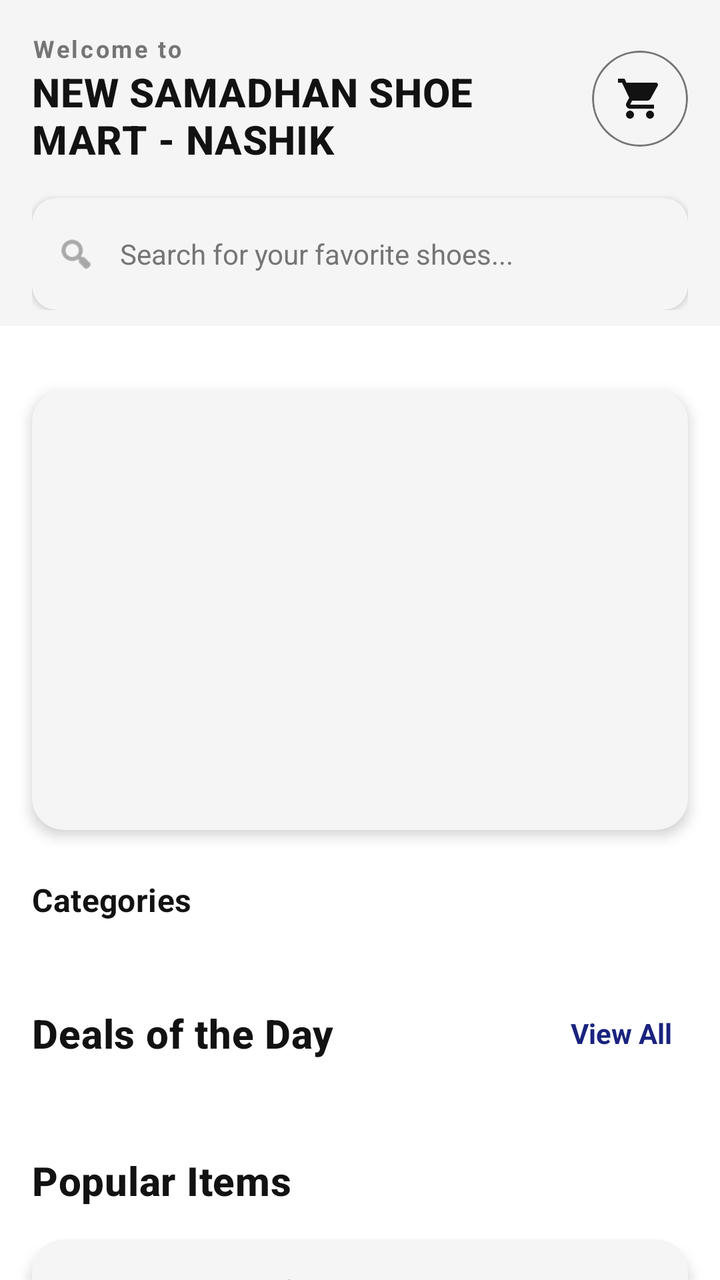
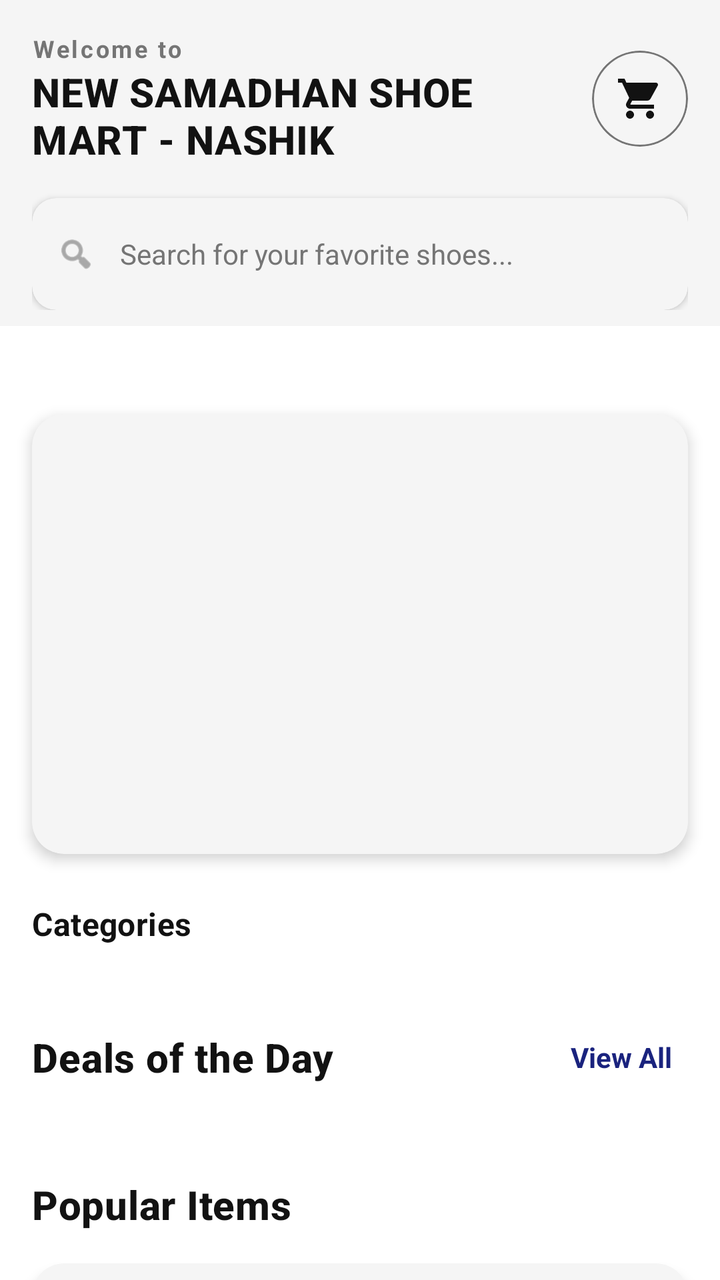

Screens rendered from an Android XML layout before and after an edit, with the pre-edit source and the edit as a unified diff.
<!-- AndroidManifest.xml: application theme Theme.NewSamadhanShoeMart.Splash -->
<!-- res/layout/fragment_home.xml -->
<?xml version="1.0" encoding="utf-8"?>
<androidx.coordinatorlayout.widget.CoordinatorLayout xmlns:android="http://schemas.android.com/apk/res/android"
    xmlns:app="http://schemas.android.com/apk/res-auto"
    xmlns:tools="http://schemas.android.com/tools"
    android:layout_width="match_parent"
    android:layout_height="match_parent"
    android:background="?attr/android:windowBackground"
    tools:context=".ui.home.HomeFragment">

    <com.google.android.material.appbar.AppBarLayout
        android:layout_width="match_parent"
        android:layout_height="wrap_content"
        android:background="?attr/colorSurface"
        app:elevation="0dp">

        <LinearLayout
            android:layout_width="match_parent"
            android:layout_height="wrap_content"
            android:orientation="vertical"
            android:paddingHorizontal="16dp"
            android:paddingTop="16dp"
            android:paddingBottom="8dp">

            <LinearLayout
                android:layout_width="match_parent"
                android:layout_height="wrap_content"
                android:gravity="center_vertical"
                android:orientation="horizontal">

                <LinearLayout
                    android:layout_width="0dp"
                    android:layout_height="wrap_content"
                    android:layout_weight="1"
                    android:orientation="vertical">
                    <TextView
                        android:layout_width="wrap_content"
                        android:layout_height="wrap_content"
                        android:text="@string/welcome_to"
                        android:textAppearance="@style/TextAppearance.MaterialComponents.Caption"
                        android:textColor="@color/gray_text"
                        android:textStyle="bold"
                        android:letterSpacing="0.1"/>
                    <TextView
                        android:id="@+id/tv_home_brand_name"
                        android:layout_width="wrap_content"
                        android:layout_height="wrap_content"
                        android:text="@string/nav_header_title"
                        android:textAppearance="@style/TextAppearance.MaterialComponents.Headline6"
                        android:textColor="?attr/colorOnSurface"
                        android:textStyle="bold" />
                </LinearLayout>

                <com.google.android.material.card.MaterialCardView
                    android:id="@+id/card_cart"
                    android:layout_width="48dp"
                    android:layout_height="48dp"
                    app:cardCornerRadius="24dp"
                    app:cardElevation="0dp"
                    app:strokeWidth="1dp"
                    app:strokeColor="@color/gray_text">
                    <ImageButton
                        android:id="@+id/btn_cart_top"
                        android:layout_width="match_parent"
                        android:layout_height="match_parent"
                        android:background="?attr/selectableItemBackground"
                        android:padding="12dp"
                        android:scaleType="fitCenter"
                        android:src="@drawable/ic_cart_24"
                        android:contentDescription="@string/menu_cart"
                        app:tint="?attr/colorOnSurface" />
                </com.google.android.material.card.MaterialCardView>
            </LinearLayout>

            <com.google.android.material.card.MaterialCardView
                android:id="@+id/search_card"
                android:layout_width="match_parent"
                android:layout_height="wrap_content"
                android:layout_marginTop="16dp"
                app:cardCornerRadius="12dp"
                app:cardElevation="2dp"
                app:strokeWidth="0dp">

                <LinearLayout
                    android:layout_width="match_parent"
                    android:layout_height="wrap_content"
                    android:gravity="center_vertical"
                    android:orientation="horizontal"
                    android:paddingHorizontal="12dp"
                    android:minHeight="48dp"
                    android:paddingVertical="4dp">

                    <ImageView
                        android:layout_width="20dp"
                        android:layout_height="20dp"
                        android:src="@android:drawable/ic_menu_search"
                        android:importantForAccessibility="no"
                        app:tint="@color/gray_text" />

                    <EditText
                        android:id="@+id/search_edit_text"
                        android:layout_width="match_parent"
                        android:layout_height="wrap_content"
                        android:background="@android:color/transparent"
                        android:hint="@string/hint_search_shoes"
                        android:textColorHint="@color/gray_text"
                        android:textColor="?attr/colorOnSurface"
                        android:imeOptions="actionSearch"
                        android:importantForAutofill="yes"
                        android:autofillHints="name"
                        android:inputType="text"
                        android:maxLines="1"
                        android:minHeight="48dp"
                        android:padding="12dp"
                        android:textSize="14sp" />
                </LinearLayout>
            </com.google.android.material.card.MaterialCardView>
        </LinearLayout>
    </com.google.android.material.appbar.AppBarLayout>

    <androidx.core.widget.NestedScrollView
        android:id="@+id/home_scroll_view"
        android:layout_width="match_parent"
        android:layout_height="match_parent"
        android:background="?attr/android:windowBackground"
        app:layout_behavior="@string/appbar_scrolling_view_behavior">

        <LinearLayout
            android:layout_width="match_parent"
            android:layout_height="wrap_content"
            android:orientation="vertical"
            android:paddingBottom="80dp">

            
            <com.google.android.material.card.MaterialCardView
                android:layout_width="match_parent"
                android:layout_height="wrap_content"
                android:layout_marginHorizontal="16dp"
                android:layout_marginTop="16dp"
                app:cardCornerRadius="16dp"
                app:cardElevation="6dp"
                app:strokeWidth="0dp">

                <ImageView
                    android:id="@+id/iv_diwali_banner"
                    android:layout_width="match_parent"
                    android:layout_height="wrap_content"
                    android:adjustViewBounds="true"
                    android:scaleType="fitCenter"
                    android:contentDescription="Happy Diwali 2026 Promotional Banner" />
            </com.google.android.material.card.MaterialCardView>

            
            <com.google.android.material.card.MaterialCardView
                android:layout_width="match_parent"
                android:layout_height="220dp"
                android:layout_marginHorizontal="16dp"
                android:layout_marginTop="16dp"
                app:cardCornerRadius="16dp"
                app:cardElevation="4dp"
                app:strokeWidth="0dp">

                <androidx.viewpager2.widget.ViewPager2
                    android:id="@+id/banner_view_pager"
                    android:layout_width="match_parent"
                    android:layout_height="match_parent" />

                <com.google.android.material.tabs.TabLayout
                    android:id="@+id/banner_indicator"
                    android:layout_width="match_parent"
                    android:layout_height="wrap_content"
                    android:layout_gravity="bottom"
                    android:background="@android:color/transparent"
                    android:visibility="gone"
                    app:tabBackground="@drawable/tab_selector"
                    app:tabGravity="center"
                    app:tabIndicatorHeight="0dp"
                    app:tabMaxWidth="12dp" />

            </com.google.android.material.card.MaterialCardView>

            
            <TextView
                android:layout_width="wrap_content"
                android:layout_height="wrap_content"
                android:layout_marginHorizontal="16dp"
                android:layout_marginTop="24dp"
                android:text="@string/label_categories"
                android:textAppearance="@style/TextAppearance.MaterialComponents.Subtitle1"
                android:textColor="?attr/colorOnSurface"
                android:textStyle="bold" />

            
            <HorizontalScrollView
                android:layout_width="match_parent"
                android:layout_height="wrap_content"
                android:layout_marginTop="8dp"
                android:scrollbars="none">

                <LinearLayout
                    android:id="@+id/category_container"
                    android:layout_width="wrap_content"
                    android:layout_height="wrap_content"
                    android:orientation="horizontal"
                    android:paddingHorizontal="12dp">
                    
                </LinearLayout>
            </HorizontalScrollView>

            
            <LinearLayout
                android:layout_width="match_parent"
                android:layout_height="wrap_content"
                android:layout_marginHorizontal="16dp"
                android:layout_marginTop="24dp"
                android:orientation="horizontal"
                android:gravity="center_vertical">

                <TextView
                    android:id="@+id/tv_deals_title"
                    android:layout_width="0dp"
                    android:layout_height="wrap_content"
                    android:layout_weight="1"
                    android:text="@string/label_deals_day"
                    android:textAppearance="@style/TextAppearance.MaterialComponents.Headline6"
                    android:textColor="?attr/colorOnSurface"
                    android:textStyle="bold" />

                <TextView
                    android:id="@+id/tv_view_all_deals"
                    android:layout_width="wrap_content"
                    android:layout_height="wrap_content"
                    android:text="@string/btn_view_all"
                    android:textColor="?attr/colorPrimary"
                    android:textStyle="bold"
                    android:minHeight="48dp"
                    android:minWidth="48dp"
                    android:gravity="center_vertical|end"
                    android:background="?attr/selectableItemBackground"
                    android:paddingHorizontal="8dp"/>
            </LinearLayout>

            <androidx.recyclerview.widget.RecyclerView
                android:id="@+id/deals_recycler"
                android:layout_width="match_parent"
                android:layout_height="wrap_content"
                android:layout_marginTop="12dp"
                android:clipToPadding="false"
                android:paddingHorizontal="12dp" />

            
            <TextView
                android:layout_width="match_parent"
                android:layout_height="wrap_content"
                android:layout_marginHorizontal="16dp"
                android:layout_marginTop="24dp"
                android:text="@string/label_popular_items"
                android:textAppearance="@style/TextAppearance.MaterialComponents.Headline6"
                android:textColor="?attr/colorOnSurface"
                android:textStyle="bold" />

            
            <com.google.android.material.card.MaterialCardView
                android:id="@+id/card_animated_shoe"
                android:layout_width="match_parent"
                android:layout_height="350dp"
                android:layout_margin="16dp"
                app:cardCornerRadius="16dp"
                app:cardElevation="4dp"
                app:strokeWidth="0dp">

                <LinearLayout
                    android:layout_width="match_parent"
                    android:layout_height="match_parent"
                    android:orientation="vertical">

                    <TextView
                        android:layout_width="match_parent"
                        android:layout_height="wrap_content"
                        android:text="360° View - Drag to Rotate"
                        android:gravity="center"
                        android:paddingTop="16dp"
                        android:textAppearance="@style/TextAppearance.MaterialComponents.Caption"
                        android:textColor="@color/gray_text"
                        android:textStyle="bold"/>

                    <com.krishna.nsm.ui.home.InteractiveShoeViewer
                        android:id="@+id/iv_animated_shoe"
                        android:layout_width="match_parent"
                        android:layout_height="match_parent"
                        android:scaleType="fitCenter"
                        android:padding="24dp"
                        android:importantForAccessibility="no" />
                </LinearLayout>

            </com.google.android.material.card.MaterialCardView>

            
            <FrameLayout
                android:id="@+id/visiting_card_container"
                android:layout_width="match_parent"
                android:layout_height="220dp"
                android:layout_margin="16dp"
                android:clickable="true"
                android:focusable="true">

                
                <com.google.android.material.card.MaterialCardView
                    android:id="@+id/card_front"
                    android:layout_width="match_parent"
                    android:layout_height="match_parent"
                    app:cardCornerRadius="16dp"
                    app:cardElevation="4dp"
                    app:strokeWidth="0dp">

                    <ImageView
                        android:layout_width="match_parent"
                        android:layout_height="match_parent"
                        android:scaleType="centerCrop"
                        android:src="@drawable/new_card" />
                </com.google.android.material.card.MaterialCardView>

                
                <com.google.android.material.card.MaterialCardView
                    android:id="@+id/card_back"
                    android:layout_width="match_parent"
                    android:layout_height="match_parent"
                    android:visibility="invisible"
                    app:cardCornerRadius="16dp"
                    app:cardElevation="4dp"
                    app:strokeWidth="0dp"
                    app:cardBackgroundColor="@color/black">

                    <LinearLayout
                        android:layout_width="match_parent"
                        android:layout_height="match_parent"
                        android:orientation="vertical"
                        android:gravity="center"
                        android:padding="24dp">

                        <TextView
                            android:layout_width="wrap_content"
                            android:layout_height="wrap_content"
                            android:text="SAMADHAN SHOE MART"
                            android:textColor="@color/white"
                            android:textStyle="bold"
                            android:textSize="18sp"/>

                        <TextView
                            android:layout_width="wrap_content"
                            android:layout_height="wrap_content"
                            android:layout_marginTop="8dp"
                            android:text="Premium Footwear for Everyone"
                            android:textColor="@color/gray_text"
                            android:textSize="14sp"/>

                        <View
                            android:layout_width="100dp"
                            android:layout_height="1dp"
                            android:layout_marginVertical="16dp"
                            android:background="@color/colorAccent"/>

                        <TextView
                            android:layout_width="wrap_content"
                            android:layout_height="wrap_content"
                            android:text="Contact: +91 94232 28843"
                            android:textColor="@color/white"
                            android:textSize="14sp"/>

                        <TextView
                            android:layout_width="wrap_content"
                            android:layout_height="wrap_content"
                            android:layout_marginTop="4dp"
                            android:text="Pusad, Maharashtra"
                            android:textColor="@color/white"
                            android:textSize="14sp"/>
                    </LinearLayout>
                </com.google.android.material.card.MaterialCardView>
            </FrameLayout>

            <androidx.recyclerview.widget.RecyclerView
                android:id="@+id/featured_recycler"
                android:layout_width="match_parent"
                android:layout_height="wrap_content"
                android:layout_marginTop="12dp"
                android:clipToPadding="false"
                android:paddingHorizontal="12dp"
                tools:listitem="@layout/item_product" />

        </LinearLayout>
    </androidx.core.widget.NestedScrollView>
</androidx.coordinatorlayout.widget.CoordinatorLayout>
<!-- res/layout/item_product.xml (included above) -->
<?xml version="1.0" encoding="utf-8"?>
<com.google.android.material.card.MaterialCardView xmlns:android="http://schemas.android.com/apk/res/android"
    xmlns:app="http://schemas.android.com/apk/res-auto"
    xmlns:tools="http://schemas.android.com/tools"
    android:layout_width="match_parent"
    android:layout_height="wrap_content"
    android:layout_margin="4dp"
    app:cardBackgroundColor="@color/white"
    app:cardCornerRadius="8dp"
    app:cardElevation="2dp"
    app:strokeWidth="0dp">

    <LinearLayout
        android:layout_width="match_parent"
        android:layout_height="wrap_content"
        android:orientation="vertical">

        <FrameLayout
            android:layout_width="match_parent"
            android:layout_height="160dp"
            android:background="#F5F5F5">

            <ImageView
                android:id="@+id/product_image"
                android:layout_width="match_parent"
                android:layout_height="match_parent"
                android:scaleType="fitCenter"
                android:padding="8dp"
                android:src="@drawable/ic_launcher_background" />

            <TextView
                android:id="@+id/tv_new_tag"
                android:layout_width="wrap_content"
                android:layout_height="wrap_content"
                android:layout_margin="8dp"
                android:background="@drawable/bg_tag_new"
                android:paddingHorizontal="6dp"
                android:paddingVertical="2dp"
                android:text="NEW"
                android:textColor="@android:color/white"
                android:textSize="10sp"
                android:textStyle="bold"
                android:visibility="gone" />

            <TextView
                android:id="@+id/tv_discount_tag"
                android:layout_width="wrap_content"
                android:layout_height="wrap_content"
                android:layout_gravity="bottom|start"
                android:background="#E91E63"
                android:paddingHorizontal="6dp"
                android:paddingVertical="2dp"
                android:text="40% OFF"
                android:textColor="@android:color/white"
                android:textSize="10sp"
                android:textStyle="bold" />

            <com.google.android.material.imageview.ShapeableImageView
                android:id="@+id/btn_watchlist"
                android:layout_width="32dp"
                android:layout_height="32dp"
                android:layout_gravity="top|end"
                android:layout_margin="8dp"
                android:background="?attr/selectableItemBackgroundBorderless"
                android:padding="6dp"
                android:src="@android:drawable/btn_star_big_off"
                app:shapeAppearanceOverlay="@style/ShapeAppearanceOverlay.App.CornerSmall"
                app:tint="?attr/colorOnSurface" />
        </FrameLayout>

        <LinearLayout
            android:layout_width="match_parent"
            android:layout_height="wrap_content"
            android:orientation="vertical"
            android:padding="8dp">

            <TextView
                android:id="@+id/product_brand"
                android:layout_width="match_parent"
                android:layout_height="wrap_content"
                android:text="Brand Name"
                android:textAppearance="@style/TextAppearance.MaterialComponents.Caption"
                android:textColor="#757575"
                android:textStyle="bold" />

            <TextView
                android:id="@+id/product_name"
                android:layout_width="match_parent"
                android:layout_height="wrap_content"
                android:layout_marginTop="2dp"
                android:ellipsize="end"
                android:maxLines="2"
                android:minLines="2"
                android:text="Product Name - Professional High Quality Shoe"
                android:textAppearance="@style/TextAppearance.MaterialComponents.Body2"
                android:textColor="@color/black" />

            <LinearLayout
                android:layout_width="match_parent"
                android:layout_height="wrap_content"
                android:layout_marginTop="4dp"
                android:gravity="center_vertical"
                android:orientation="horizontal">

                <TextView
                    android:id="@+id/tv_rating"
                    android:layout_width="wrap_content"
                    android:layout_height="wrap_content"
                    android:background="@drawable/bg_rating_pill"
                    android:drawableStart="@android:drawable/btn_star_big_on"
                    android:drawablePadding="2dp"
                    android:drawableTint="@android:color/white"
                    android:gravity="center"
                    android:paddingHorizontal="4dp"
                    android:paddingVertical="1dp"
                    android:text="4.5"
                    android:textColor="@android:color/white"
                    android:textSize="10sp"
                    android:textStyle="bold"
                    tools:ignore="UseAppTint" />

                <TextView
                    android:id="@+id/tv_review_count"
                    android:layout_width="wrap_content"
                    android:layout_height="wrap_content"
                    android:layout_marginStart="4dp"
                    android:text="(1.2k)"
                    android:textAppearance="@style/TextAppearance.MaterialComponents.Caption"
                    android:textColor="#9E9E9E" />
            </LinearLayout>

            <LinearLayout
                android:layout_width="match_parent"
                android:layout_height="wrap_content"
                android:layout_marginTop="6dp"
                android:gravity="bottom"
                android:orientation="horizontal">

                <TextView
                    android:id="@+id/product_price"
                    android:layout_width="wrap_content"
                    android:layout_height="wrap_content"
                    android:text="₹1,499"
                    android:textAppearance="@style/TextAppearance.MaterialComponents.Subtitle1"
                    android:textColor="@color/black"
                    android:textStyle="bold" />

                <TextView
                    android:id="@+id/product_old_price"
                    android:layout_width="wrap_content"
                    android:layout_height="wrap_content"
                    android:layout_marginStart="6dp"
                    android:text="₹2,499"
                    android:textAppearance="@style/TextAppearance.MaterialComponents.Caption"
                    android:textColor="#9E9E9E" />
            </LinearLayout>

        </LinearLayout>
    </LinearLayout>
</com.google.android.material.card.MaterialCardView>
<!-- resources referenced by this layout -->
<resources>
  <color name="black">#000000</color>
  <color name="colorAccent">@color/secondary</color>
  <color name="gray_text">#757575</color>
  <color name="white">#FFFFFF</color>
  <!-- drawable bg_rating_pill (drawable) -->
  <?xml version="1.0" encoding="utf-8"?>
  <shape xmlns:android="http://schemas.android.com/apk/res/android">
      <solid android:color="#388E3C" />
      <corners android:radius="4dp" />
  </shape>
  <!-- drawable bg_tag_new (drawable) -->
  <?xml version="1.0" encoding="utf-8"?>
  <shape xmlns:android="http://schemas.android.com/apk/res/android">
      <solid android:color="#FFC107" />
      <corners android:radius="4dp" />
  </shape>
  <!-- drawable tab_selector (drawable) -->
  <?xml version="1.0" encoding="utf-8"?>
  <selector xmlns:android="http://schemas.android.com/apk/res/android">
      <item android:state_selected="true">
          <shape android:shape="oval">
              <solid android:color="?attr/colorPrimary" />
              <size android:width="8dp" android:height="8dp" />
          </shape>
      </item>
      <item>
          <shape android:shape="oval">
              <solid android:color="#CCCCCC" />
              <size android:width="8dp" android:height="8dp" />
          </shape>
      </item>
  </selector>
  <string name="btn_view_all">View All</string>
  <string name="hint_search_shoes">Search for your favorite shoes...</string>
  <string name="label_categories">Categories</string>
  <string name="label_deals_day">Deals of the Day</string>
  <string name="label_popular_items">Popular Items</string>
  <string name="menu_cart">Cart</string>
  <string name="nav_header_title">NEW SAMADHAN SHOE MART - NASHIK</string>
  <string name="welcome_to">Welcome to</string>
  <style name="ShapeAppearanceOverlay.App.CornerSmall" parent="">
          <item name="cornerSize">8dp</item>
      </style>
  <style name="Theme.NewSamadhanShoeMart.Splash" parent="Theme.NewSamadhanShoeMart.NoActionBar">
          <item name="android:windowBackground">@color/background</item>
          <item name="android:windowFullscreen">true</item>
          <item name="android:windowContentTransitions">true</item>
          
          <item name="android:windowSplashScreenAnimatedIcon" tools:targetApi="s">@android:color/transparent</item>
          <item name="android:windowSplashScreenBackground" tools:targetApi="s">@color/background</item>
      </style>
  <color name="secondary">#FFD600</color>
  <style name="Theme.NewSamadhanShoeMart.NoActionBar" parent="Theme.NewSamadhanShoeMart">
          <item name="windowActionBar">false</item>
          <item name="windowNoTitle">true</item>
      </style>
  <color name="background">#FFFFFF</color>
  <color name="primary">#1A237E</color>
  <color name="primary_variant">#0D47A1</color>
  <color name="onPrimary">#FFFFFF</color>
  <color name="secondary_variant">#FBC02D</color>
  <color name="onSecondary">#000000</color>
  <color name="surface">#F5F5F5</color>
  <color name="onSurface">#121212</color>
  <color name="onBackground">#121212</color>
  <color name="error">#B00020</color>
  <color name="onError">#FFFFFF</color>
  <style name="Widget.App.CardView" parent="Widget.MaterialComponents.CardView">
          <item name="cardElevation">2dp</item>
          <item name="cardCornerRadius">12dp</item>
          <item name="cardBackgroundColor">?attr/colorSurface</item>
          <item name="rippleColor">?attr/colorControlHighlight</item>
      </style>
  <color name="gray_light">#EEEEEE</color>
  <color name="divider">#E0E0E0</color>
  <!-- unchanged entries left out for length: 4 -->
</resources>

<!-- the commit's change to res/layout/fragment_home.xml (unified diff, before → after) -->
@@ -152,6 +152,25 @@
             
             <com.google.android.material.card.MaterialCardView
                 android:layout_width="match_parent"
+                android:layout_height="wrap_content"
+                android:layout_marginHorizontal="16dp"
+                android:layout_marginTop="12dp"
+                app:cardCornerRadius="16dp"
+                app:cardElevation="6dp"
+                app:strokeWidth="0dp">
+
+                <ImageView
+                    android:id="@+id/iv_diwali_dip"
+                    android:layout_width="match_parent"
+                    android:layout_height="wrap_content"
+                    android:adjustViewBounds="true"
+                    android:scaleType="fitCenter"
+                    android:contentDescription="Diwali Special Dip Banner" />
+            </com.google.android.material.card.MaterialCardView>
+
+            
+            <com.google.android.material.card.MaterialCardView
+                android:layout_width="match_parent"
                 android:layout_height="220dp"
                 android:layout_marginHorizontal="16dp"
                 android:layout_marginTop="16dp"
